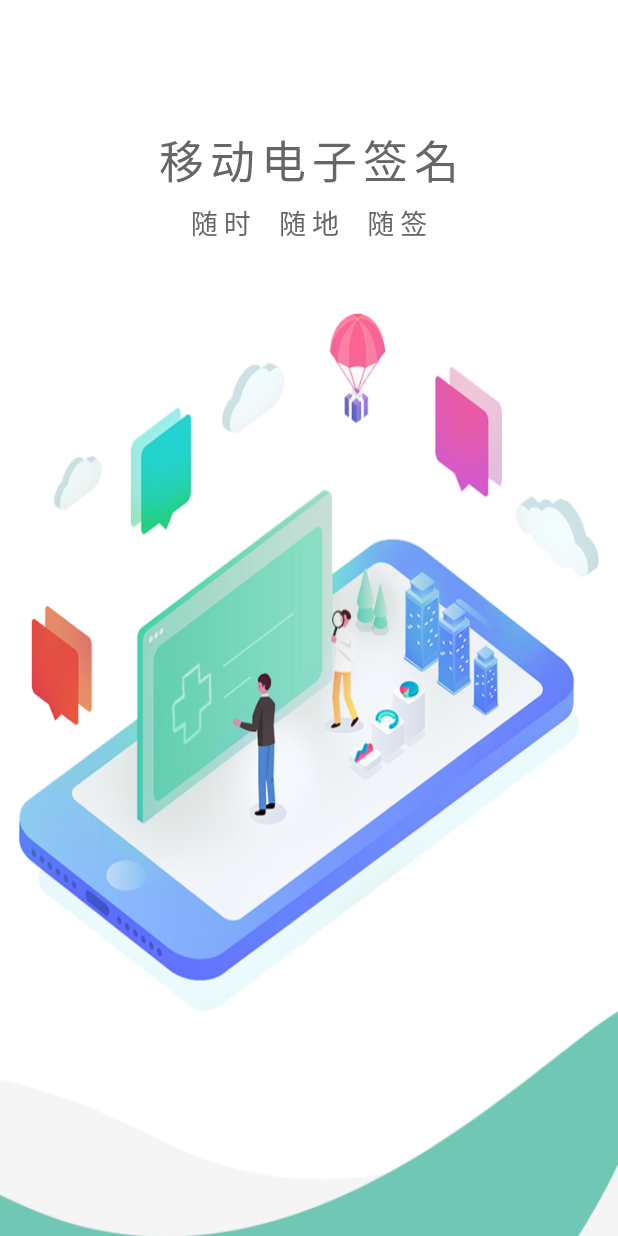
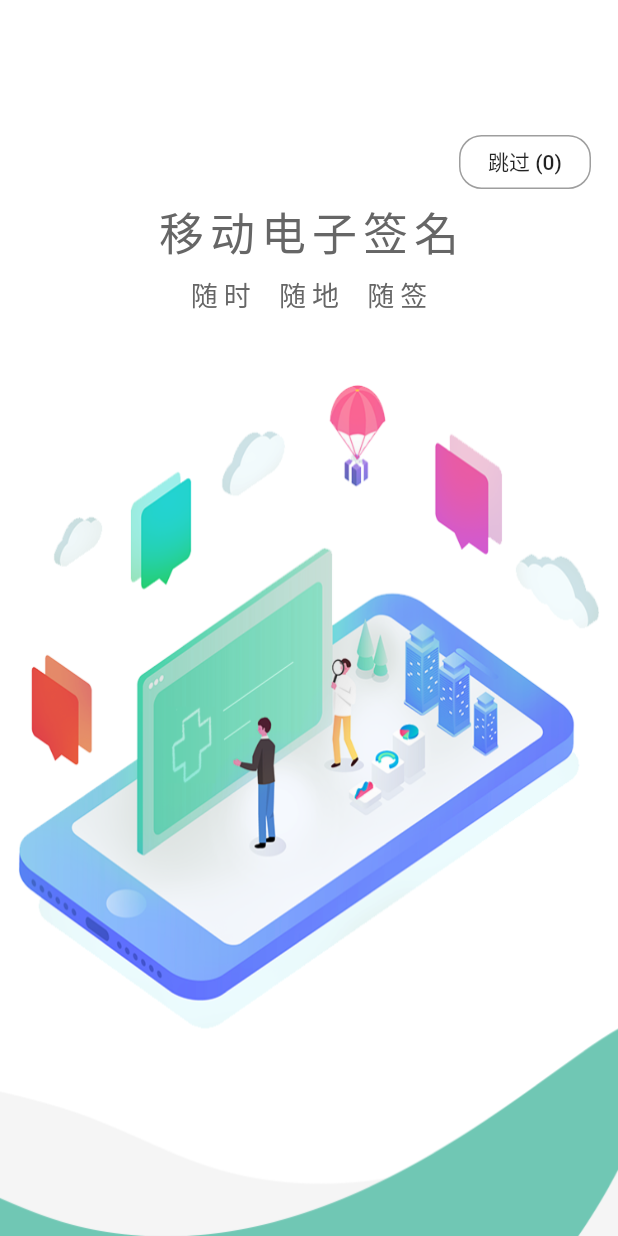
Before and after one commit to shuvigoss/coss_demo, a Flutter app: the screen it shows after launch, on a phone screen of 412 x 824 dp. Run offline on Flutter 3.47's test engine with Material 2 defaults, Android fonts, the light colour scheme and no system bars.

Commit message:
Lesson 2 commit

```diff
--- a/lib/pages/welcome.dart
+++ b/lib/pages/welcome.dart
@@ -1,3 +1,4 @@
+import 'package:coss_demo/pages/widgets/countdown_btn.dart';
 import 'package:flutter/material.dart';
 
 class WelcomePage extends StatelessWidget {
@@ -11,6 +12,16 @@ class WelcomePage extends StatelessWidget {
             margin: EdgeInsets.only(top: 84, bottom: 46),
             child: Column(
               children: <Widget>[
+                Container(
+                  alignment: Alignment.centerRight,
+                  padding: EdgeInsets.only(right: 18),
+                  child: CountDownBtn(
+                    title: '跳过',
+                    callBack: () {
+                      print('跳过');
+                    },
+                  ),
+                ),
                 buildText('移动电子签名', 30, FontWeight.w500),
                 Container(
                   height: 7,
--- /dev/null
+++ b/lib/pages/widgets/countdown_btn.dart
@@ -0,0 +1,69 @@
+import 'dart:async';
+
+import 'package:flutter/material.dart';
+
+class CountDownBtn extends StatefulWidget {
+  String title;
+  int countdown;
+  Function() callBack;
+
+  CountDownBtn({this.title, this.countdown = 3, this.callBack});
+
+  @override
+  _CountDownBtnState createState() {
+    return _CountDownBtnState();
+  }
+}
+
+class _CountDownBtnState extends State<CountDownBtn> {
+  Timer _timer;
+  int _countdown;
+
+  @override
+  void initState() {
+    _countdown = widget.countdown;
+    _timer = Timer.periodic(Duration(seconds: 1), (timer) {
+      if (_countdown <= 0) {
+        timer.cancel();
+        widget?.callBack();
+        return;
+      }
+      setState(() {
+        _countdown--;
+      });
+    });
+    super.initState();
+  }
+
+  @override
+  // ignore: must_call_super
+  void dispose() {
+    _timer?.cancel();
+  }
+
+  @override
+  Widget build(BuildContext context) {
+    return FlatButton(
+      child: Text('${widget.title} ($_countdown)'),
+      onPressed: widget?.callBack,
+      shape: RoundedRectangleBorder(
+          borderRadius: BorderRadius.circular(15),
+          side: BorderSide(color: Colors.grey)),
+    );
+  }
+}
+
+//@override
+//Widget build(BuildContext context) {
+//  this.context = context;
+//  return FlatButton(
+//    textColor: widget.color,
+//    child: Text(widget.title + ' ($_countDown)'),
+//    shape: RoundedRectangleBorder(
+//        borderRadius: BorderRadius.circular(15.0),
+//        side: BorderSide(color: widget.color)),
+//    onPressed: () {
+//      widget.onClick(context);
+//    },
+//  );
+//}
```
